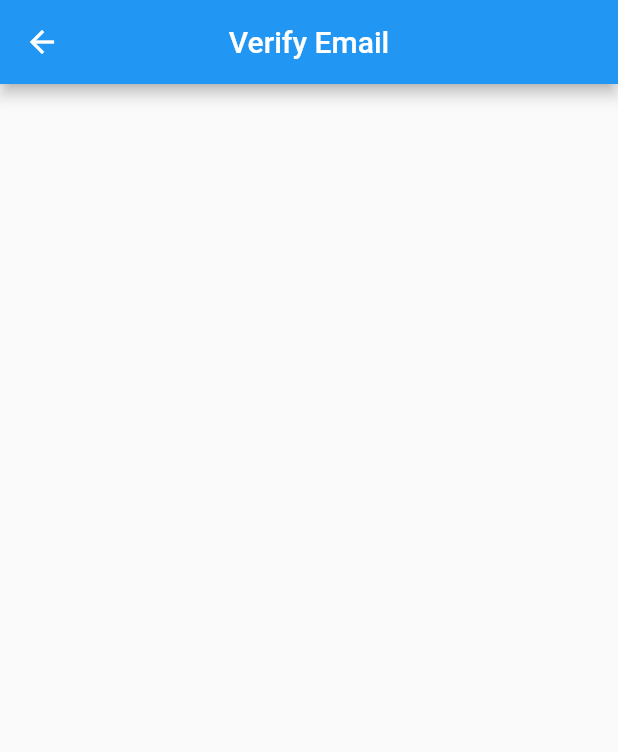
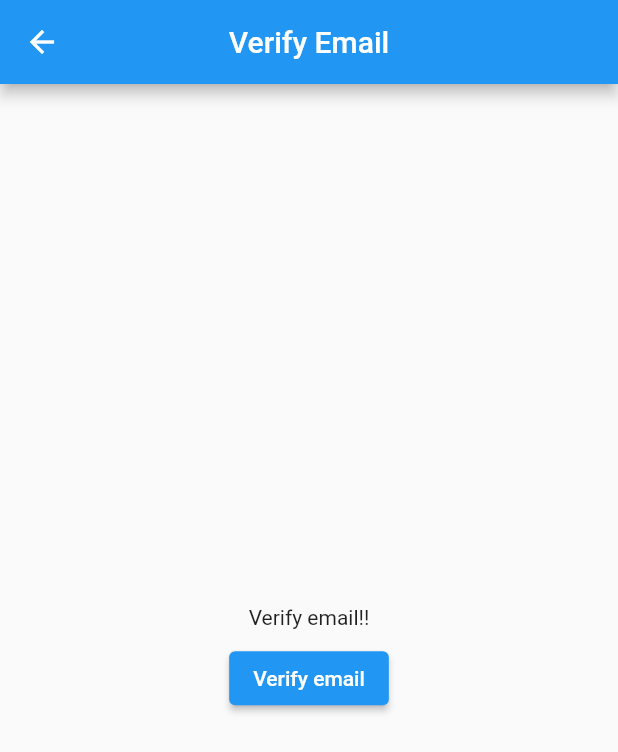
Before and after one commit to narmuni123/notes, a Flutter app: the screen it shows after launch, on a phone screen of 412 x 824 dp. Shown: the top 752 px of the screen. Run offline on Flutter 3.47's test engine with Material 2 defaults, Android fonts, the phone set to English and light mode, and no system bars; our stand-ins replace firebase_auth, firebase_core; accounts and stored records are empty.

Commit message:
Added verify email button and functionality

```diff
--- a/lib/screens/auth/verify_email_screen.dart
+++ b/lib/screens/auth/verify_email_screen.dart
@@ -1,5 +1,5 @@
+import 'package:firebase_auth/firebase_auth.dart';
 import 'package:flutter/material.dart';
-
 
 class VerifyEmailScreen extends StatefulWidget {
   const VerifyEmailScreen({Key? key}) : super(key: key);
@@ -11,11 +11,34 @@ class VerifyEmailScreen extends StatefulWidget {
 class _VerifyEmailScreenState extends State<VerifyEmailScreen> {
   @override
   Widget build(BuildContext context) {
-    return  Scaffold(
+    final height = MediaQuery.of(context).size.height;
+    final width = MediaQuery.of(context).size.width;
+    return Scaffold(
       appBar: AppBar(
         centerTitle: true,
         title: const Text("Verify Email"),
       ),
+      body: SafeArea(
+        child: Center(
+          child: Column(
+            mainAxisAlignment: MainAxisAlignment.center,
+            crossAxisAlignment: CrossAxisAlignment.center,
+            children: [
+              const Text("Verify email!!"),
+              SizedBox(
+                height: height * 0.01,
+              ),
+              ElevatedButton(
+                onPressed: () async {
+                  final user = FirebaseAuth.instance.currentUser;
+                  await user?.sendEmailVerification();
+                },
+                child: const Text("Verify email"),
+              ),
+            ],
+          ),
+        ),
+      ),
     );
   }
 }
```
